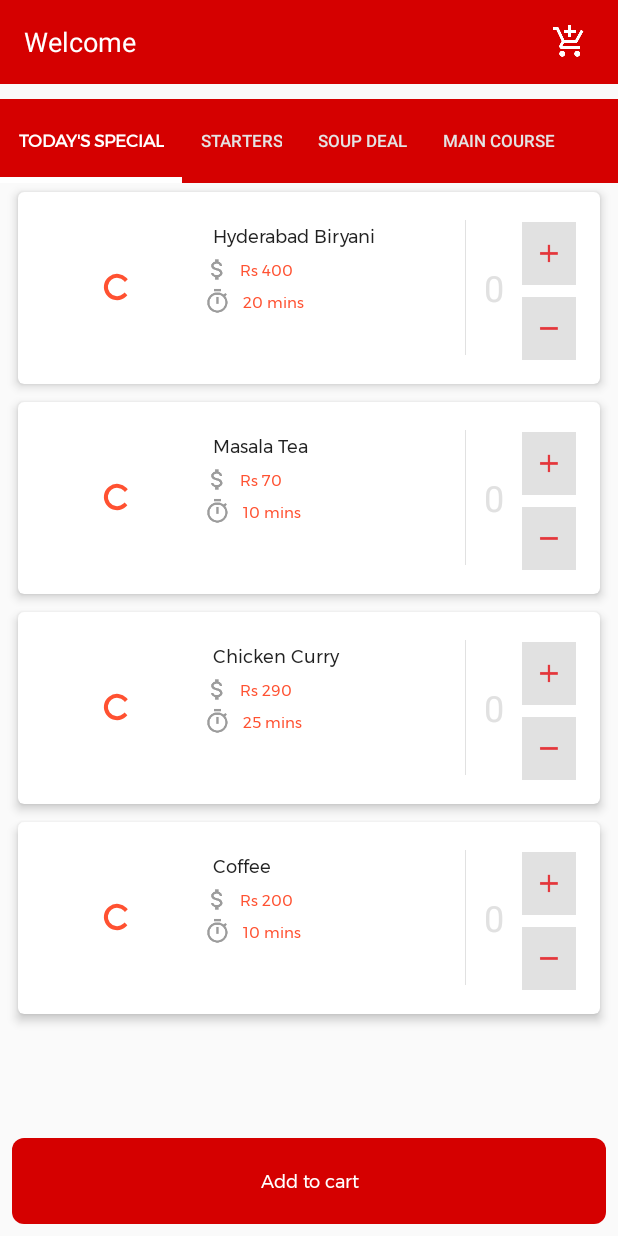
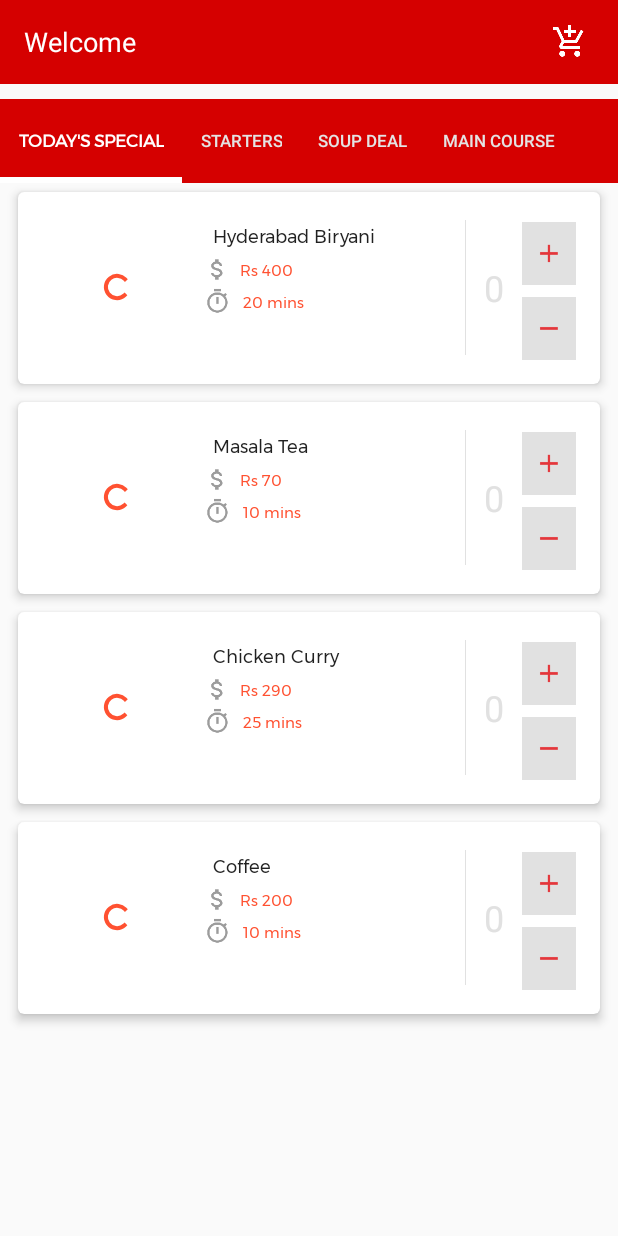
Before and after one commit to bipin-adh/Order-Manage, an Android app: the screen it shows after launch (MainActivity), on a phone screen of 412 x 824 dp. Run offline under Robolectric (Android 15) with nearby library versions, the phone set to English and light mode, and no system bars; our stand-ins replace ButterKnife; pictures from the network do not load; 4 statements that could not run were skipped.

Commit message:
Removed add to cart button

```diff
--- a/app/src/main/java/com/example/bpn8adh/ordermanage/fragments/TodaysSpecialFragment.java
+++ b/app/src/main/java/com/example/bpn8adh/ordermanage/fragments/TodaysSpecialFragment.java
@@ -33,8 +33,8 @@ public class TodaysSpecialFragment extends Fragment {
     private static final String MSG_ADD_TO_CART_FAIL = "Please select item to add";
     @BindView(R.id.recyclerView)
     RecyclerView recyclerView;
-    @BindView(R.id.add_to_cart)
-    TextView addToCartBtn;
+//    @BindView(R.id.add_to_cart)
+//    TextView addToCartBtn;
 
     private Context mContext;
     private View view;
@@ -62,13 +62,13 @@ public class TodaysSpecialFragment extends Fragment {
         setItemDetails();
     }
 
-    @Override
-    public void onResume() {
-        super.onResume();
-        if (AppSettings.getInstance().isEditCart()) {
-            addToCartBtn.setText("Update Cart");
-        }
-    }
+//    @Override
+//    public void onResume() {
+//        super.onResume();
+//        if (AppSettings.getInstance().isEditCart()) {
+//            addToCartBtn.setText("Update Cart");
+//        }
+//    }
 
     @Override
     public View onCreateView(LayoutInflater inflater, ViewGroup container,
@@ -79,22 +79,22 @@ public class TodaysSpecialFragment extends Fragment {
         return view;
     }
 
-    @OnClick({R.id.add_to_cart})
-    public void onClick(View view) {
-        switch (view.getId()) {
-            case R.id.add_to_cart:
-                this.cartToolbarCountListener = (CartToolbarCountListener) mContext;
-                AppSettings.getInstance().setCartListInPref(AppSettings.getInstance().getCartDetailsLists());
-                if (GeneralUtils.getTotalCount() != 0) {
-                    OrderManageApplication.getInstance().showToast(MSG_ADD_TO_CART_SUCCESS);
-                } else {
-                    OrderManageApplication.getInstance().showToast(MSG_ADD_TO_CART_FAIL);
-                }
-                cartToolbarCountListener.updateCartToolbarCount();
-
-                break;
-        }
-    }
+//    @OnClick({R.id.add_to_cart})
+//    public void onClick(View view) {
+//        switch (view.getId()) {
+//            case R.id.add_to_cart:
+////                this.cartToolbarCountListener = (CartToolbarCountListener) mContext;
+////                AppSettings.getInstance().setCartListInPref(AppSettings.getInstance().getCartDetailsLists());
+////                if (GeneralUtils.getTotalCount() != 0) {
+////                    OrderManageApplication.getInstance().showToast(MSG_ADD_TO_CART_SUCCESS);
+////                } else {
+////                    OrderManageApplication.getInstance().showToast(MSG_ADD_TO_CART_FAIL);
+////                }
+////                cartToolbarCountListener.updateCartToolbarCount();
+//
+//                break;
+//        }
+//    }
 
 
     private void setItemDetails() {
--- a/app/src/main/res/layout/fragment_tabs.xml
+++ b/app/src/main/res/layout/fragment_tabs.xml
@@ -18,21 +18,21 @@
             android:layout_weight="11"
             android:clipToPadding="false" />
 
-        <TextView
-            android:id="@+id/add_to_cart"
-            style="@style/AppTheme.TextAppearance.Regular"
-            android:layout_width="match_parent"
-            android:layout_height="0dp"
-            android:layout_gravity="center"
-            android:layout_margin="8dp"
-            android:layout_weight="1"
-            android:background="@drawable/rounded_corner_btn"
-            android:gravity="center"
-            android:padding="12dp"
-            android:text="Add to cart"
-            android:textAlignment="center"
-            android:textColor="@color/white"
-            android:textSize="12sp" />
+        <!--<TextView-->
+            <!--android:id="@+id/add_to_cart"-->
+            <!--style="@style/AppTheme.TextAppearance.Regular"-->
+            <!--android:layout_width="match_parent"-->
+            <!--android:layout_height="0dp"-->
+            <!--android:layout_gravity="center"-->
+            <!--android:layout_margin="8dp"-->
+            <!--android:layout_weight="1"-->
+            <!--android:background="@drawable/rounded_corner_btn"-->
+            <!--android:gravity="center"-->
+            <!--android:padding="12dp"-->
+            <!--android:text="Add to cart"-->
+            <!--android:textAlignment="center"-->
+            <!--android:textColor="@color/white"-->
+            <!--android:textSize="12sp" />-->
 
     </LinearLayout>
 
```
Also changed, not shown: app/src/main/java/com/example/bpn8adh/ordermanage/adapters/TodaysSpecialAdapter.java (+6 -4 lines), 1 other file.
